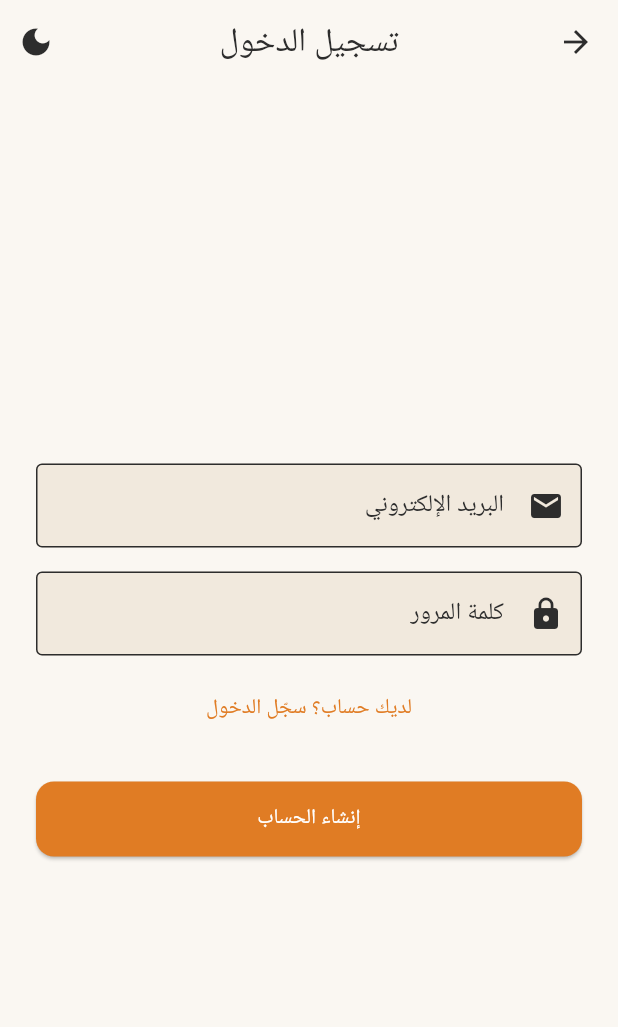
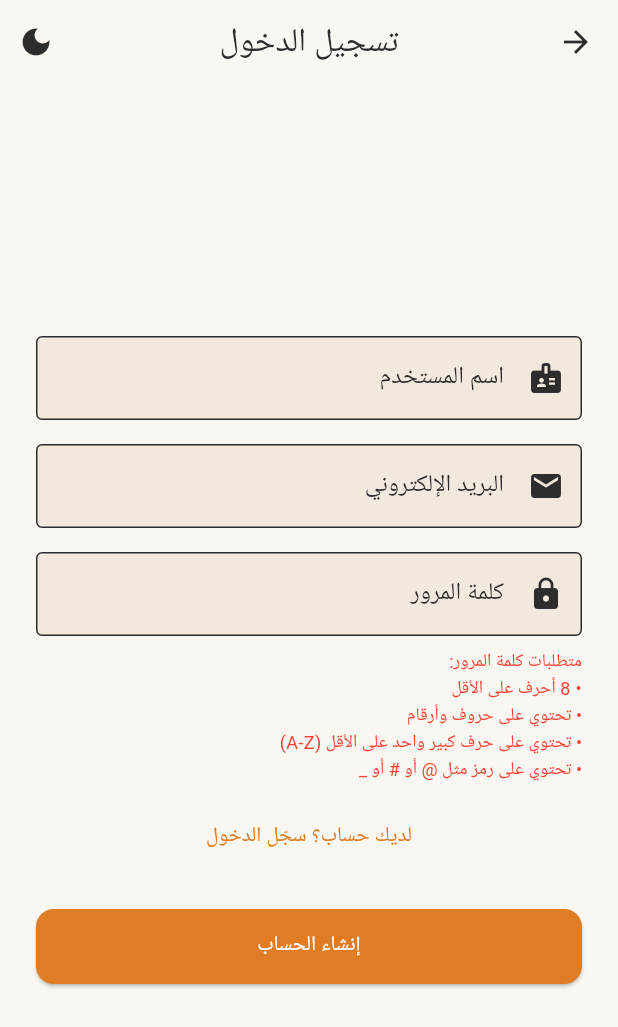
Before and after one commit to 7oksh/tafwela1, a Flutter app: the LoginScreen screen opened directly with empty values, after a tap on "لا تملك حساباً؟ إنشاء حساب", on a phone screen of 412 x 824 dp. Shown: the top 1027 px of the screen. Run offline on Flutter 3.47's test engine with Material 3 defaults, Android fonts, the phone set to English and light mode, and no system bars; our stand-ins replace firebase_auth, firebase_core, geolocator, google_maps_flutter, shared_preferences; accounts and stored records are empty.

Commit message:
Initial project setup

```diff
--- a/lib/screens/login_screen.dart
+++ b/lib/screens/login_screen.dart
@@ -19,6 +19,8 @@ class _LoginScreenState extends State<LoginScreen> {
   final _formKey = GlobalKey<FormState>();
   final _usernameController = TextEditingController();
   final _passwordController = TextEditingController();
+  // اسم المستخدم الذي يظهر في التطبيق (Hello فلان)
+  final _displayNameController = TextEditingController();
   bool _isRegister = false; // للمستخدم: إنشاء حساب جديد أو دخول
   bool _loading = false;
   String? _errorMessage;
@@ -27,6 +29,7 @@ class _LoginScreenState extends State<LoginScreen> {
   void dispose() {
     _usernameController.dispose();
     _passwordController.dispose();
+    _displayNameController.dispose();
     super.dispose();
   }
 
@@ -39,6 +42,7 @@ class _LoginScreenState extends State<LoginScreen> {
     final auth = AuthService();
     final emailOrUsername = _usernameController.text.trim();
     final password = _passwordController.text;
+    final displayName = _displayNameController.text.trim();
 
     if (widget.isEmployee) {
       final user = await auth.loginEmployee(emailOrUsername, password);
@@ -54,11 +58,11 @@ class _LoginScreenState extends State<LoginScreen> {
 
     try {
       if (_isRegister) {
-        final error = await auth.registerUser(emailOrUsername, password);
+        final error = await auth.registerUser(emailOrUsername, password, displayName);
         setState(() => _loading = false);
         if (!mounted) return;
         if (error == null) {
-          _navigateAfterLogin(emailOrUsername, UserRole.user, null);
+          _navigateAfterLogin(displayName, UserRole.user, null);
         } else {
           setState(() => _errorMessage = error);
         }
@@ -134,6 +138,28 @@ class _LoginScreenState extends State<LoginScreen> {
                   mainAxisAlignment: MainAxisAlignment.center,
                   crossAxisAlignment: CrossAxisAlignment.stretch,
                   children: [
+                    if (!widget.isEmployee && _isRegister) ...[
+                      TextFormField(
+                        controller: _displayNameController,
+                        decoration: const InputDecoration(
+                          labelText: 'اسم المستخدم ',
+                          border: OutlineInputBorder(),
+                          prefixIcon: Icon(Icons.badge),
+                        ),
+                        textInputAction: TextInputAction.next,
+                        validator: (v) {
+                          if (!_isRegister) return null;
+                          if (v == null || v.trim().isEmpty) {
+                            return 'أدخل اسم المستخدم ';
+                          }
+                          if (v.trim().length < 3) {
+                            return 'اسم المستخدم يجب أن يكون 3 أحرف على الأقل';
+                          }
+                          return null;
+                        },
+                      ),
+                      const SizedBox(height: 16),
+                    ],
                     TextFormField(
                       controller: _usernameController,
                       decoration: InputDecoration(
@@ -161,16 +187,36 @@ class _LoginScreenState extends State<LoginScreen> {
                         border: OutlineInputBorder(),
                         prefixIcon: Icon(Icons.lock),
                       ),
+                      onChanged: (_) {
+                        if (!widget.isEmployee && _isRegister) {
+                          setState(() {});
+                        }
+                      },
                       validator: (v) {
                         if (v == null || v.isEmpty) {
                           return 'أدخل كلمة المرور';
                         }
-                        if (!widget.isEmployee && _isRegister && v.length < 6) {
-                          return 'كلمة المرور 6 أحرف على الأقل';
+                        if (!widget.isEmployee && _isRegister) {
+                          final password = v;
+                          final hasUpper = password.contains(RegExp(r'[A-Z]'));
+                          final hasLetter = password.contains(RegExp(r'[A-Za-z]'));
+                          final hasDigit = password.contains(RegExp(r'\d'));
+                          final hasSymbol = password.contains(RegExp(r'[@#_\-\!\$\%\^\&\*\(\)\+\=\.\,\?\:;]'));
+                          if (password.length < 8 ||
+                              !hasLetter ||
+                              !hasDigit ||
+                              !hasUpper ||
+                              !hasSymbol) {
+                            return 'كلمة المرور يجب أن تكون 8 أحرف على الأقل وتحتوي على حرف كبير، حروف وأرقام، ورمز مثل @ أو # أو _.';
+                          }
                         }
                         return null;
                       },
                     ),
+                    if (!widget.isEmployee && _isRegister) ...[
+                      const SizedBox(height: 8),
+                      _PasswordRequirements(password: _passwordController.text),
+                    ],
                     if (_errorMessage != null) ...[
                       const SizedBox(height: 16),
                       Text(
@@ -185,6 +231,8 @@ class _LoginScreenState extends State<LoginScreen> {
                           setState(() {
                             _isRegister = !_isRegister;
                             _errorMessage = null;
+                            _passwordController.clear();
+                            _displayNameController.clear();
                           });
                         },
                         child: Text(
@@ -223,3 +271,41 @@ class _LoginScreenState extends State<LoginScreen> {
     );
   }
 }
+
+class _PasswordRequirements extends StatelessWidget {
+  final String password;
+
+  const _PasswordRequirements({required this.password});
+
+  @override
+  Widget build(BuildContext context) {
+    final hasUpper = password.contains(RegExp(r'[A-Z]'));
+    final hasLetter = password.contains(RegExp(r'[A-Za-z]'));
+    final hasDigit = password.contains(RegExp(r'\d'));
+    final hasSymbol = password.contains(RegExp(r'[@#_\-\!\$\%\^\&\*\(\)\+\=\.\,\?\:;]'));
+
+    Text _item(String text, bool ok) {
+      return Text(
+        '• $text',
+        style: TextStyle(
+          fontSize: 12,
+          color: ok ? Colors.green : Colors.red,
+        ),
+      );
+    }
+
+    return Column(
+      crossAxisAlignment: CrossAxisAlignment.start,
+      children: [
+        const Text(
+          'متطلبات كلمة المرور:',
+          style: TextStyle(fontSize: 12, color: Colors.red),
+        ),
+        _item('8 أحرف على الأقل', password.length >= 8),
+        _item('تحتوي على حروف وأرقام', hasLetter && hasDigit),
+        _item('تحتوي على حرف كبير واحد على الأقل (A-Z)', hasUpper),
+        _item('تحتوي على رمز مثل @ أو # أو _', hasSymbol),
+      ],
+    );
+  }
+}
--- a/lib/screens/user_home_screen.dart
+++ b/lib/screens/user_home_screen.dart
@@ -87,6 +87,7 @@ class _UserHomeScreenState extends State<UserHomeScreen>
           );
           return s.copyWith(distanceKm: distanceMeters / 1000.0);
         })
+            .where((s) => s.distanceKm != null && s.distanceKm! <= 10.0)
             .toList()
           ..sort((a, b) {
             final da = a.distanceKm ?? double.infinity;
```
Also changed, not shown: lib/services/auth_service.dart (+25 -6 lines), lib/firebase_options.dart, 1 other file.
